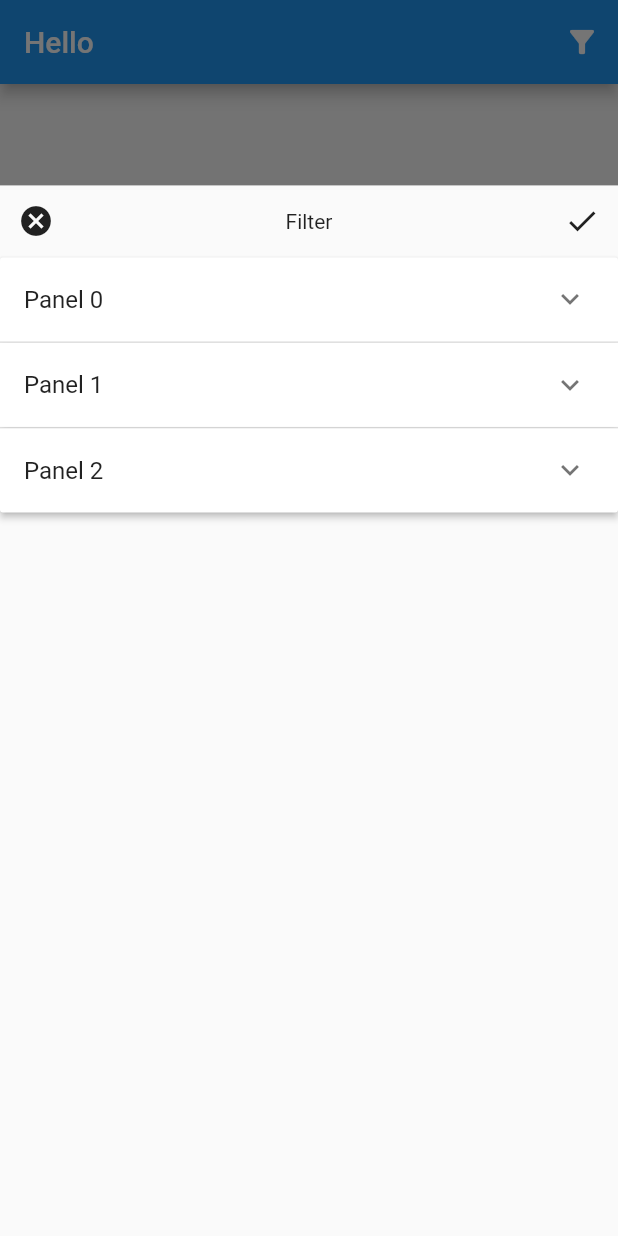
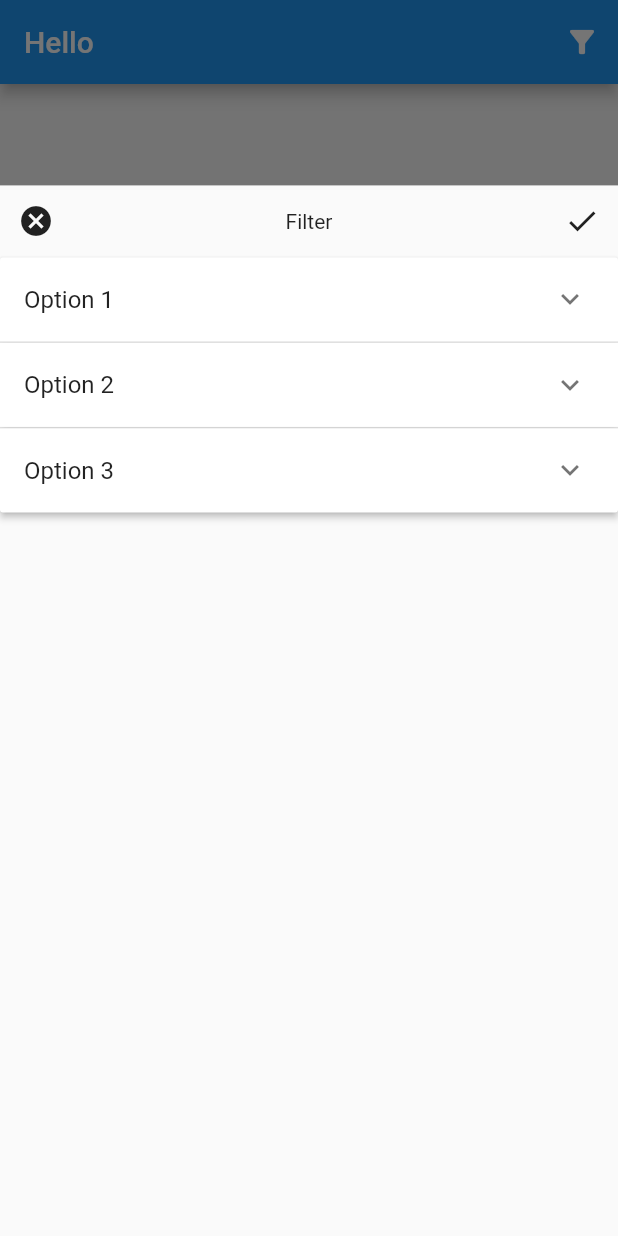
Before and after one commit to NoScopeDevs/bloc_samples, a Flutter app: the screen it shows after launch, after a tap on the "filter alt" icon, on a phone screen of 412 x 824 dp. Run offline on Flutter 3.47's test engine with Material 2 defaults, Android fonts, the phone set to English and light mode, and no system bars; our stand-ins replace bloc, equatable, flutter_bloc, hive, hive_flutter, hydrated_bloc; accounts and stored records are empty.

Commit message:
Enabled country selection

```diff
--- /dev/null
+++ b/examples/launch_analytics/lib/search_filter/bloc/search_filter_bloc.dart
@@ -0,0 +1,35 @@
+import 'dart:async';
+
+import 'package:bloc/bloc.dart';
+import 'package:equatable/equatable.dart';
+import 'package:search_filter_repository/search_filter_repository.dart';
+
+part 'search_filter_event.dart';
+part 'search_filter_state.dart';
+
+class SearchFilterBloc extends Bloc<SearchFilterEvent, SearchFilterState> {
+  SearchFilterBloc()
+      : super(
+          SearchFilterState(
+            country: SearchFilterRepository.countries.first,
+          ),
+        );
+
+  @override
+  Stream<SearchFilterState> mapEventToState(
+    SearchFilterEvent event,
+  ) async* {
+    if (event is SearchFilterCountrySelected) {
+      yield _mapCountrySelectedToState(event);
+    }
+  }
+
+  SearchFilterState _mapCountrySelectedToState(
+      SearchFilterCountrySelected event) {
+    return SearchFilterState(
+      country: event.selectedCountry,
+      categories: state.categories,
+      nutritiontype: state.nutritiontype,
+    );
+  }
+}
--- /dev/null
+++ b/examples/launch_analytics/lib/search_filter/bloc/search_filter_event.dart
@@ -0,0 +1,14 @@
+part of 'search_filter_bloc.dart';
+
+abstract class SearchFilterEvent extends Equatable {
+  const SearchFilterEvent();
+}
+
+class SearchFilterCountrySelected extends SearchFilterEvent {
+  const SearchFilterCountrySelected(this.selectedCountry);
+
+  final Country selectedCountry;
+
+  @override
+  List<Object?> get props => [selectedCountry];
+}
--- /dev/null
+++ b/examples/launch_analytics/lib/search_filter/bloc/search_filter_state.dart
@@ -0,0 +1,20 @@
+part of 'search_filter_bloc.dart';
+
+class SearchFilterState extends Equatable {
+  const SearchFilterState({
+    required this.country,
+    this.categories = const [],
+    this.nutritiontype = const [],
+  });
+
+  final Country country;
+  final List<Category> categories;
+  final List<NutritionType> nutritiontype;
+
+  @override
+  List<Object> get props => [
+        country,
+        categories,
+        nutritiontype,
+      ];
+}
--- a/examples/launch_analytics/lib/search_filter/widgets/filter_content.dart
+++ b/examples/launch_analytics/lib/search_filter/widgets/filter_content.dart
@@ -1,8 +1,22 @@
 import 'package:flutter/material.dart';
+import 'package:flutter_bloc/flutter_bloc.dart';
+import 'package:launch_analytics/search_filter/bloc/search_filter_bloc.dart';
 import 'package:launch_analytics/search_filter/search_filter.dart';
 
 class FilterContent extends StatelessWidget {
   const FilterContent({Key? key}) : super(key: key);
+
+  @override
+  Widget build(BuildContext context) {
+    return BlocProvider(
+      create: (_) => SearchFilterBloc(),
+      child: const FilterContentView(),
+    );
+  }
+}
+
+class FilterContentView extends StatelessWidget {
+  const FilterContentView({Key? key}) : super(key: key);
 
   @override
   Widget build(BuildContext context) {
@@ -12,8 +26,8 @@ class FilterContent extends StatelessWidget {
       height: size.height * .85,
       child: Center(
         child: Column(
-          children: <Widget>[
-            const FilterTitle(),
+          children: const <Widget>[
+            FilterTitle(),
             FilterOptions(),
           ],
         ),
--- a/examples/launch_analytics/lib/search_filter/widgets/filter_option.dart
+++ b/examples/launch_analytics/lib/search_filter/widgets/filter_option.dart
@@ -1,14 +1,15 @@
 // stores ExpansionPanel state information
 import 'package:flutter/material.dart';
+import 'package:flutter_bloc/flutter_bloc.dart';
+import 'package:launch_analytics/search_filter/bloc/search_filter_bloc.dart';
+import 'package:search_filter_repository/search_filter_repository.dart';
 
 class Item {
   Item({
-    required this.expandedValue,
     required this.headerValue,
     this.isExpanded = false,
   });
 
-  String expandedValue;
   String headerValue;
   bool isExpanded;
 }
@@ -17,7 +18,6 @@ List<Item> generateItems(int numberOfItems) {
   return List<Item>.generate(numberOfItems, (int index) {
     return Item(
       headerValue: 'Panel $index',
-      expandedValue: 'This is item number $index',
     );
   });
 }
@@ -32,7 +32,7 @@ class FilterOptions extends StatefulWidget {
 
 /// This is the private State class that goes with MyStatefulWidget.
 class _FilterOptionsState extends State<FilterOptions> {
-  final List<Item> _data = generateItems(3);
+  final List<bool> _isExpandedList = [false, false, false];
 
   @override
   Widget build(BuildContext context) {
@@ -40,30 +40,79 @@ class _FilterOptionsState extends State<FilterOptions> {
       child: ExpansionPanelList(
         expansionCallback: (int index, bool isExpanded) {
           setState(() {
-            _data[index].isExpanded = !isExpanded;
+            _isExpandedList[index] = !isExpanded;
           });
         },
-        children: _data.map<ExpansionPanel>((Item item) {
-          return ExpansionPanel(
+        children: [
+          ExpansionPanel(
             headerBuilder: (BuildContext context, bool isExpanded) {
-              return ListTile(
-                title: Text(item.headerValue),
+              return const ListTile(
+                title: Text('Option 1'),
               );
             },
-            body: ListTile(
-                title: Text(item.expandedValue),
-                subtitle:
-                    const Text('To delete this panel, tap the trash can icon'),
-                trailing: const Icon(Icons.delete),
-                onTap: () {
-                  setState(() {
-                    _data
-                        .removeWhere((Item currentItem) => item == currentItem);
-                  });
-                }),
-            isExpanded: item.isExpanded,
-          );
-        }).toList(),
+            body: BlocSelector<SearchFilterBloc, SearchFilterState, Country>(
+              selector: (state) => state.country,
+              builder: (context, selectedCountry) => ListView.builder(
+                shrinkWrap: true,
+                itemCount: SearchFilterRepository.countries.length,
+                itemBuilder: (context, index) {
+                  final country = SearchFilterRepository.countries[index];
+                  return Container(
+                    color: country == selectedCountry
+                        ? Colors.green
+                        : Colors.transparent,
+                    child: ListTile(
+                      onTap: () {
+                        context.read<SearchFilterBloc>().add(
+                              SearchFilterCountrySelected(country),
+                            );
+                      },
+                      title: Text(country.name),
+                    ),
+                  );
+                },
+              ),
+            ),
+            isExpanded: _isExpandedList[0],
+          ),
+          ExpansionPanel(
+            headerBuilder: (BuildContext context, bool isExpanded) {
+              return const ListTile(
+                title: Text('Option 2'),
+              );
+            },
+            body: ListView.builder(
+              shrinkWrap: true,
+              itemCount: SearchFilterRepository.categories.length,
+              itemBuilder: (context, index) {
+                final category = SearchFilterRepository.categories[index];
+                return ListTile(
+                  title: Text(category.name),
+                );
+              },
+            ),
+            isExpanded: _isExpandedList[1],
+          ),
+          ExpansionPanel(
+            headerBuilder: (BuildContext context, bool isExpanded) {
+              return const ListTile(
+                title: Text('Option 3'),
+              );
+            },
+            body: ListView.builder(
+              shrinkWrap: true,
+              itemCount: SearchFilterRepository.nutritionType.length,
+              itemBuilder: (context, index) {
+                final nutritionType =
+                    SearchFilterRepository.nutritionType[index];
+                return ListTile(
+                  title: Text(nutritionType.name),
+                );
+              },
+            ),
+            isExpanded: _isExpandedList[2],
+          ),
+        ],
       ),
     );
   }
--- a/examples/launch_analytics/packages/search_filter_api/pubspec.yaml
+++ b/examples/launch_analytics/packages/search_filter_api/pubspec.yaml
@@ -9,7 +9,7 @@ environment:
 dependencies:
   equatable: ^2.0.3
   hive: ^2.0.4
-  json_annotation: ^4.1.0
+  json_annotation: ^4.0.1
 
 dev_dependencies:
   build_runner: ^2.1.0
--- a/examples/launch_analytics/packages/search_filter_repository/lib/search_filter_repository.dart
+++ b/examples/launch_analytics/packages/search_filter_repository/lib/search_filter_repository.dart
@@ -1,3 +1,4 @@
 library search_filter_repository;
 
+export 'package:search_filter_api/search_filter_api.dart';
 export 'src/search_filter_repository.dart';
--- a/examples/launch_analytics/packages/search_filter_repository/lib/src/search_filter_repository.dart
+++ b/examples/launch_analytics/packages/search_filter_repository/lib/src/search_filter_repository.dart
@@ -8,7 +8,6 @@ class SearchFilterRepository {
   const SearchFilterRepository();
 
   static const List<Country> countries = [
-    Country(name: 'Brazil'),
     Country(name: 'USA'),
     Country(name: 'Nicaragua'),
     Country(name: 'Costa Rica'),
```
Also changed, not shown: examples/launch_analytics/pubspec.yaml (+7 -5 lines), examples/launch_analytics/pubspec.lock.
